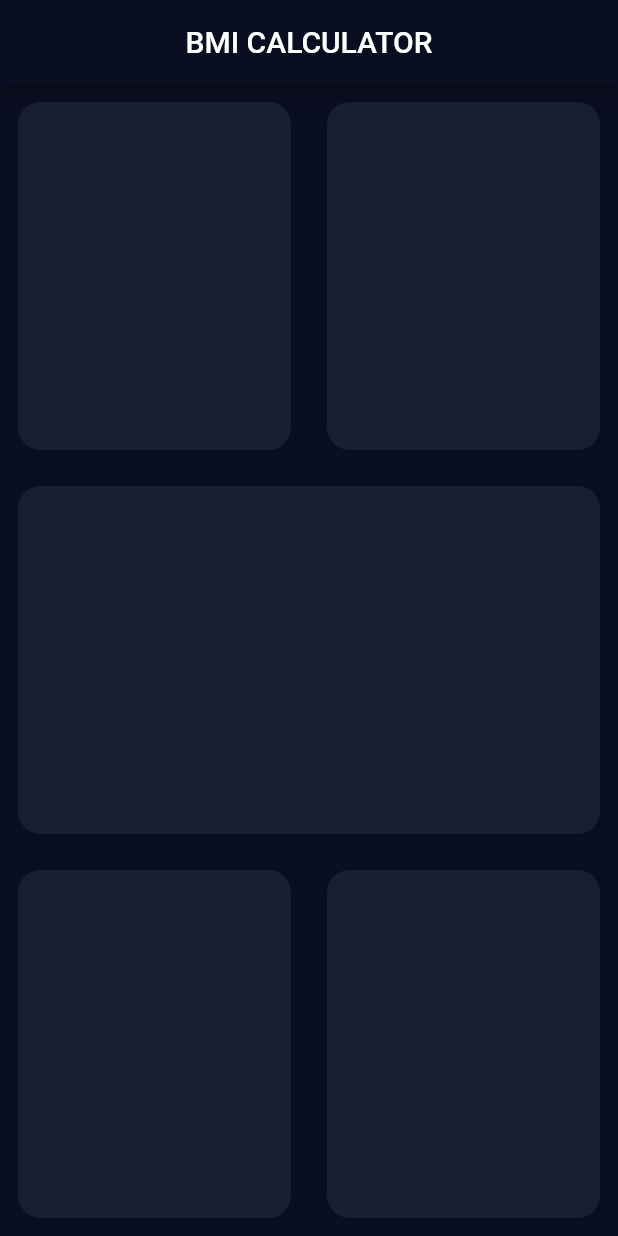
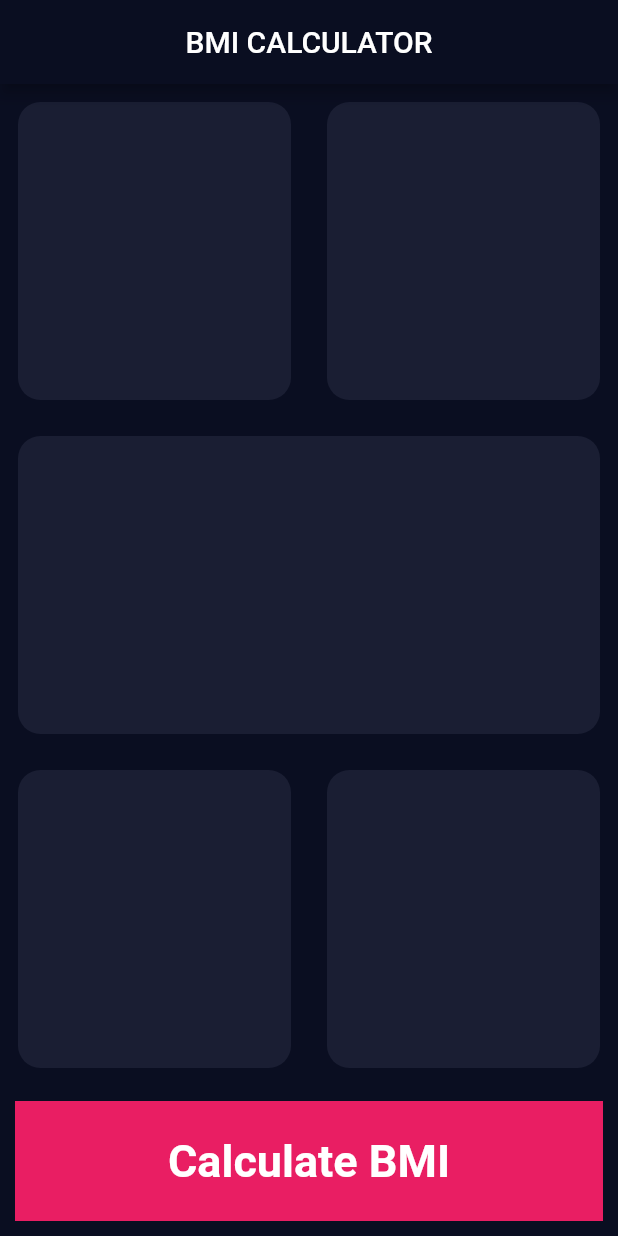
Before and after one commit to suesalito/BmiCalculator, a Flutter app: the screen it shows after launch, on a phone screen of 412 x 824 dp. Run offline on Flutter 3.47's test engine with Material 2 defaults, Android fonts, the phone set to English and light mode, and no system bars.

Commit message:
add const

```diff
--- a/lib/input_page.dart
+++ b/lib/input_page.dart
@@ -1,4 +1,7 @@
 import 'package:flutter/material.dart';
+
+const double buttomContainerHeight = 80.0;
+const activeColor = Color(0xFF1A1E33);
 
 class InputPage extends StatefulWidget {
   @override
@@ -31,30 +34,41 @@ class _InputPageState extends State<InputPage> {
               // top row
               children: <Widget>[
                 Expanded(
-                  child: ReusableCard(),
+                  child: ReusableCard(bgColor: activeColor),
                 ),
                 Expanded(
-                  child: ReusableCard(),
+                  child: ReusableCard(bgColor: activeColor),
                 )
               ],
             ),
           ),
           Expanded(
-            child: ReusableCard(),
+            child: ReusableCard(bgColor: activeColor),
           ), // middle box
           Expanded(
             child: Row(
               // lower row
               children: <Widget>[
                 Expanded(
-                  child: ReusableCard(),
+                  child: ReusableCard(bgColor: activeColor),
                 ),
                 Expanded(
-                  child: ReusableCard(),
+                  child: ReusableCard(bgColor: activeColor),
                 )
               ],
             ),
           ),
+          Container(
+            child: Center(
+                child: Text(
+              'Calculate BMI',
+              style: TextStyle(fontWeight: FontWeight.bold, fontSize: 30),
+            )),
+            color: Colors.pink,
+            margin: EdgeInsets.all(10),
+            width: double.infinity,
+            height: buttomContainerHeight,
+          )
         ],
       ),
       // floatingActionButton: FloatingActionButton(
@@ -65,15 +79,18 @@ class _InputPageState extends State<InputPage> {
 }
 
 class ReusableCard extends StatelessWidget {
-  const ReusableCard({
-    Key key,
-  }) : super(key: key);
+  // No need to use for this app.
+  // const ReusableCard({
+  //   Key key,
+  // }) : super(key: key);
+  final Color bgColor;
+  ReusableCard({@required this.bgColor});
 
   @override
   Widget build(BuildContext context) {
     return Container(
       margin: EdgeInsets.all(12),
-      decoration: BoxDecoration(color: Color(0xFF1A1E33), borderRadius: BorderRadius.circular(15)),
+      decoration: BoxDecoration(color: bgColor, borderRadius: BorderRadius.circular(15)),
     );
   }
 }
```
